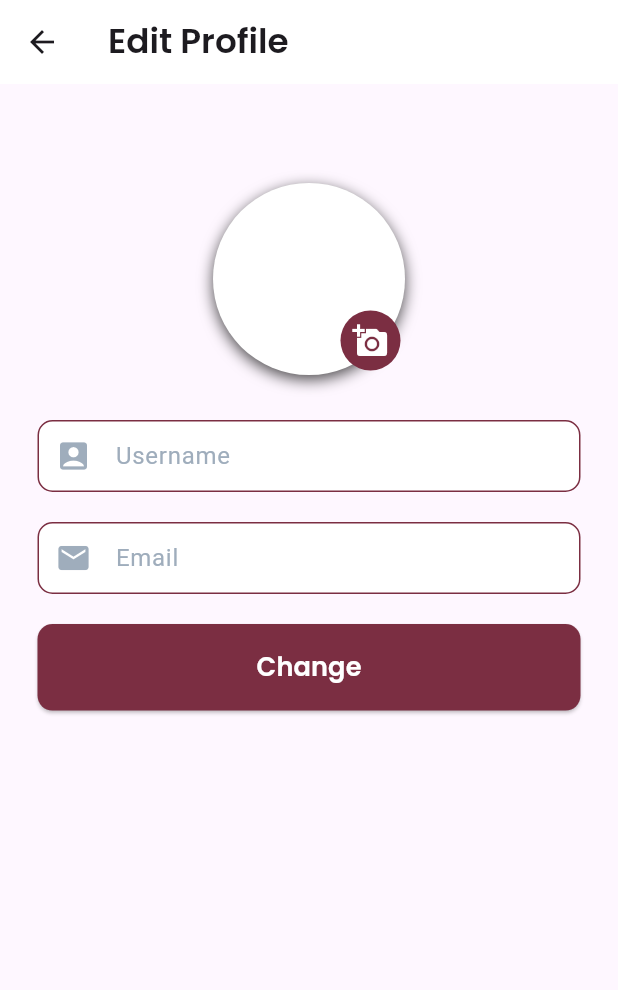
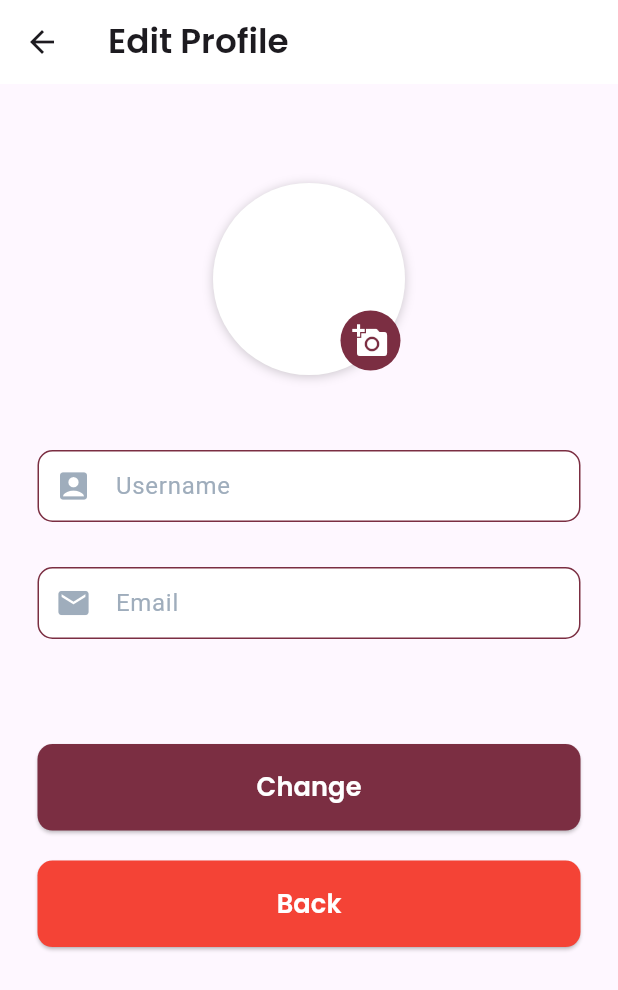
Before and after one commit to AdamAjiLangit/semar_nusantara, a Flutter app: the screen it shows after launch, item 3 of the bottom bar chosen, after a tap on "Edit Profile", on a phone screen of 412 x 824 dp. Shown: the top 990 px of the screen. Run offline on Flutter 3.47's test engine with Material 3 defaults, Android fonts, the phone set to English and light mode, and no system bars; our stand-ins replace carousel_slider, flutter_svg, get, google_fonts, image_picker, page_transition and 2 more.

Commit message:
style : [AD] style-profilepage

```diff
--- a/lib/pages/ProfilePage/Editprofile.dart
+++ b/lib/pages/ProfilePage/Editprofile.dart
@@ -4,6 +4,7 @@ import 'package:get/get_core/src/get_main.dart';
 import 'package:google_fonts/google_fonts.dart';
 import 'package:metal_marketplace/helper/themes.dart';
 import 'package:metal_marketplace/helper/textFrom.dart';
+import 'package:metal_marketplace/pages/ProfilePage/ProfilePage.dart';
 import 'package:metal_marketplace/pages/ProfilePage/controller/profile_controller.dart';
 
 class EditProfile extends StatelessWidget {
@@ -103,9 +104,9 @@ class EditProfile extends StatelessWidget {
                                                 boxShadow: [
                                                   BoxShadow(
                                                     color: Colors.black
-                                                        .withOpacity(0.7),
-                                                    blurRadius: 8,
-                                                    offset: Offset(0, 3),
+                                                        .withOpacity(0.2),
+                                                    blurRadius: 5,
+                                                    offset: Offset(0, 1),
                                                   ),
                                                 ],
                                               ),
@@ -138,19 +139,19 @@ class EditProfile extends StatelessWidget {
                           ],
                         ),
                       ),
-                      SizedBox(height: 30),
+                      SizedBox(height: 50),
                       myFormEdit(context, Icons.account_box,"Username", false , ctrUsername,profileController.ctrUsername.value),
                       SizedBox(
-                        height: 20,
+                        height: 30,
                       ),
                       myFormEdit(context, Icons.email,"Email", false , ctrEmail,profileController.ctrEmail.value),
                       SizedBox(
-                        height: 20,
+                        height: 70,
                       ),
                       Container(
                         child: ElevatedButton(
                           onPressed: () {
-                            profileController.editprofile(ctrUsername.text.toString(),  ctrEmail.text.toString());
+                            profileController.editProfile(ctrUsername.text.toString(),  ctrEmail.text.toString());
                           },
                           style: ElevatedButton.styleFrom(
                             backgroundColor: primaryColor,
@@ -166,6 +167,28 @@ class EditProfile extends StatelessWidget {
                           ),
                         ),
                       ),
+                      SizedBox(
+                        height: 20,
+                      ),
+                      Container(
+                        child: ElevatedButton(
+                          onPressed: () {
+                            Get.off(ProfilePage());
+                          },
+                          style: ElevatedButton.styleFrom(
+                            backgroundColor: Colors.red,
+                            minimumSize:
+                            Size.fromHeight(screenHeight * 0.070),
+                            shape: RoundedRectangleBorder(
+                              borderRadius: BorderRadius.circular(10),
+                            ),
+                          ),
+                          child: Text(
+                            'Back',
+                            style: headerText,
+                          ),
+                        ),
+                      ),
                     ],
                   ),
                 ),
--- a/lib/pages/ProfilePage/ProfilePage.dart
+++ b/lib/pages/ProfilePage/ProfilePage.dart
@@ -58,9 +58,9 @@ class ProfilePage extends StatelessWidget {
                                           boxShadow: [
                                             BoxShadow(
                                               color:
-                                                  Colors.black.withOpacity(0.3),
+                                                  Colors.black.withOpacity(0.1),
                                               blurRadius: 8,
-                                              offset: Offset(0, 3),
+                                              offset: Offset(0, 1),
                                             ),
                                           ],
                                         ),
@@ -98,7 +98,7 @@ class ProfilePage extends StatelessWidget {
                                 ),
                                 label: Padding(
                                   padding:
-                                      EdgeInsets.only(left: screenWidth * 0.10),
+                                      EdgeInsets.only(left: screenWidth * 0.12),
                                   child: Text(
                                     'Account',
                                     style: buttonRoboto,
@@ -106,7 +106,10 @@ class ProfilePage extends StatelessWidget {
                                 ),
                                 style: ElevatedButton.styleFrom(
                                   primary: Colors.transparent,
-                                  elevation: 0,
+                                  shadowColor: Color(0xFFF4F4F4),
+                                  shape: RoundedRectangleBorder(
+                                    borderRadius: BorderRadius.circular(22.0),
+                                  ),
                                 ),
                               ),
                               SizedBox(
@@ -121,7 +124,7 @@ class ProfilePage extends StatelessWidget {
                                 ),
                                 label: Padding(
                                   padding:
-                                      EdgeInsets.only(left: screenWidth * 0.06),
+                                      EdgeInsets.only(left: screenWidth * 0.08),
                                   child: Text(
                                     'Edit Profile',
                                     style: buttonRoboto,
@@ -129,7 +132,10 @@ class ProfilePage extends StatelessWidget {
                                 ),
                                 style: ElevatedButton.styleFrom(
                                   primary: Colors.transparent,
-                                  elevation: 0,
+                                  shadowColor: Color(0xFFF4F4F4),
+                                  shape: RoundedRectangleBorder(
+                                    borderRadius: BorderRadius.circular(22.0),
+                                  ),
                                 ),
                               ),
                               SizedBox(
@@ -144,7 +150,7 @@ class ProfilePage extends StatelessWidget {
                                 ),
                                 label: Padding(
                                   padding:
-                                      EdgeInsets.only(left: screenWidth * 0.10),
+                                      EdgeInsets.only(left: screenWidth * 0.12),
                                   child: Text(
                                     'Log Out',
                                     style: buttonRoboto,
@@ -152,7 +158,10 @@ class ProfilePage extends StatelessWidget {
                                 ),
                                 style: ElevatedButton.styleFrom(
                                   primary: Colors.transparent,
-                                  elevation: 0,
+                                  shadowColor: Color(0xFFF4F4F4),
+                                  shape: RoundedRectangleBorder(
+                                    borderRadius: BorderRadius.circular(22.0),
+                                  ),
                                 ),
                               ),
                             ],
```
Also changed, not shown: lib/pages/ProfilePage/controller/profile_controller.dart (+28 -2 lines).
